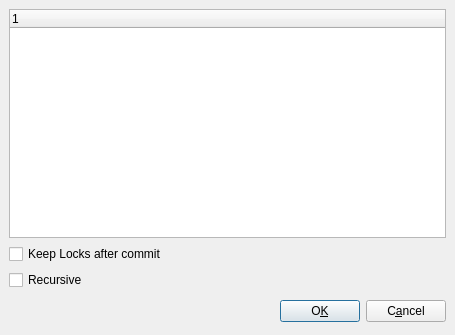
Old version of the form lib/plugins/vcs/subversion/uicommit_option_dlg.ui in the repository KDE/kdevelop.
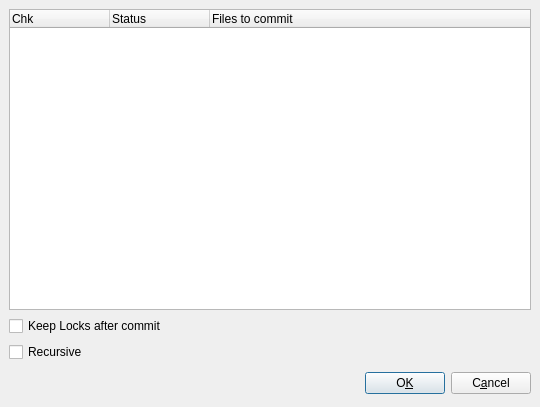
New version of the form.

Commit message:
Redesign SVN outputview. Now use KTabWidget for output. In the log output display, can invoke diff to previous and annotation. Implement commit file selection dialog. Implement notification mechanism for add/delete/commit
Adding SvnInfoSyncJob, which fetches some repository data in sync.
Adding DiffJob.

The edit to the form file:
```diff
--- a/lib/plugins/vcs/subversion/uicommit_option_dlg.ui
+++ b/lib/plugins/vcs/subversion/uicommit_option_dlg.ui
@@ -5,8 +5,8 @@
    <rect>
     <x>0</x>
     <y>0</y>
-    <width>455</width>
-    <height>335</height>
+    <width>540</width>
+    <height>407</height>
    </rect>
   </property>
   <property name="windowTitle" >
@@ -20,7 +20,29 @@
     <number>6</number>
    </property>
    <item>
-    <widget class="QTreeWidget" name="treeWidget" />
+    <widget class="QTreeWidget" name="treeWidget" >
+     <property name="windowTitle" >
+      <string>Select Files to commit</string>
+     </property>
+     <property name="indentation" >
+      <number>0</number>
+     </property>
+     <column>
+      <property name="text" >
+       <string>Chk</string>
+      </property>
+     </column>
+     <column>
+      <property name="text" >
+       <string>Status</string>
+      </property>
+     </column>
+     <column>
+      <property name="text" >
+       <string>Files to commit</string>
+      </property>
+     </column>
+    </widget>
    </item>
    <item>
     <widget class="QCheckBox" name="keepLocksChk" >
```
Left out of the diff: 35 changed lines with no effect on the pictures. The commit also changes 17 other files.
